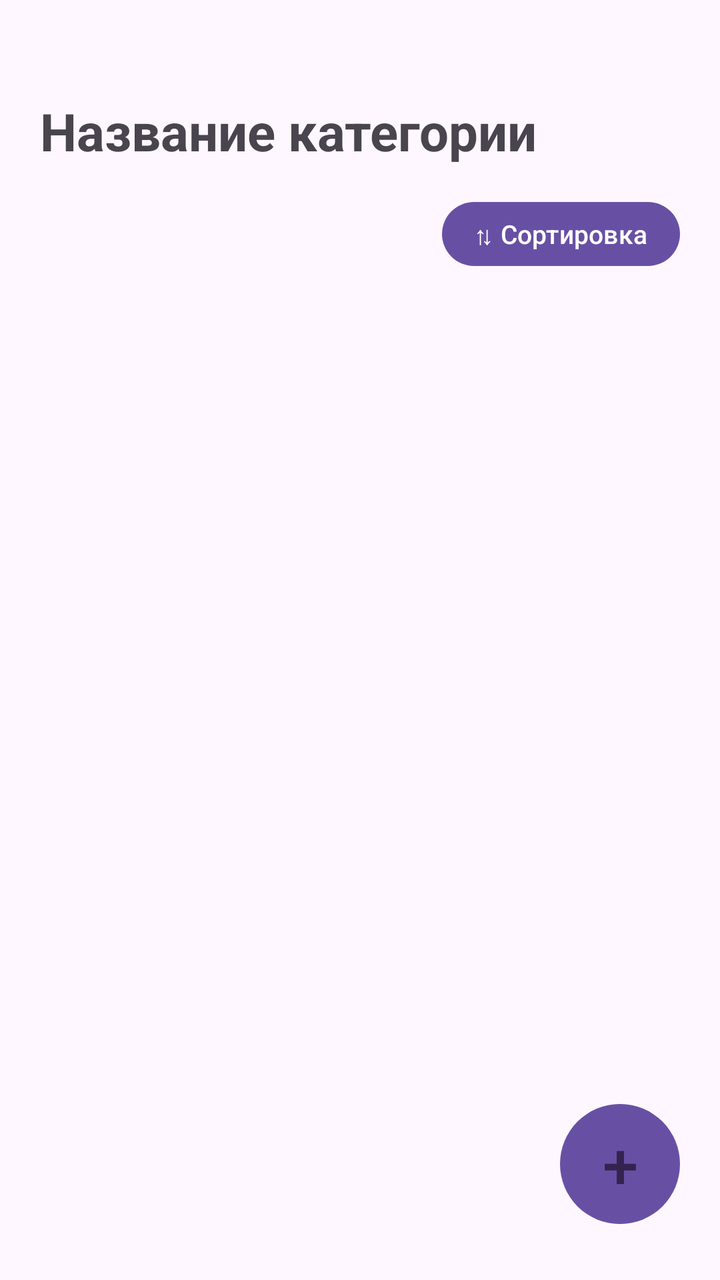
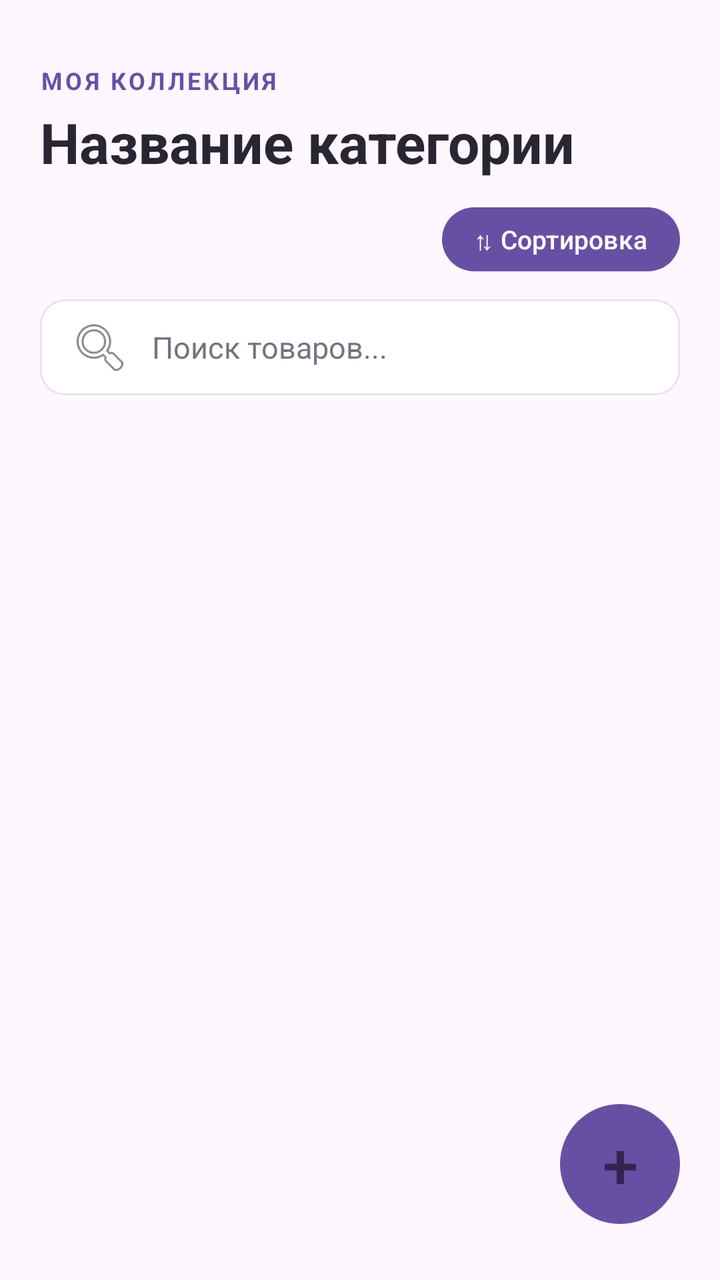

The first picture is an Android layout as it rendered before a commit; the second is the same layout after the commit. The layout source and the unified diff follow.
<!-- AndroidManifest.xml: application theme Theme.MyReviews -->
<!-- res/layout/activity_category.xml -->
<?xml version="1.0" encoding="utf-8"?>
<LinearLayout
    xmlns:android="http://schemas.android.com/apk/res/android"
    android:id="@+id/category_main"
    android:layout_width="match_parent"
    android:layout_height="match_parent"
    android:orientation="vertical"
    android:padding="20dp">

    <TextView
        android:id="@+id/tvCategoryTitle"
        android:layout_width="match_parent"
        android:layout_height="wrap_content"
        android:paddingTop="28dp"
        android:text="Название категории"
        android:textSize="26sp"
        android:textStyle="bold" />


    <Button
        android:id="@+id/btnSortProducts"
        android:layout_width="wrap_content"
        android:layout_height="40dp"
        android:layout_gravity="end"
        android:layout_marginTop="14dp"
        android:minWidth="0dp"
        android:minHeight="0dp"
        android:paddingStart="16dp"
        android:paddingEnd="16dp"
        android:text="⇅ Сортировка"
        android:textAllCaps="false"
        android:textSize="13sp" />



    <ListView
        android:id="@+id/listProducts"
        android:layout_width="match_parent"
        android:layout_height="0dp"
        android:layout_weight="1"
        android:layout_marginTop="12dp"
        android:dividerHeight="1dp" />


    <Button
        android:id="@+id/btnAddProduct"
        android:layout_width="60dp"
        android:layout_height="60dp"
        android:layout_gravity="end"
        android:layout_marginTop="8dp"
        android:layout_marginBottom="8dp"
        android:minWidth="0dp"
        android:minHeight="0dp"
        android:padding="0dp"
        android:text="+"
        android:textSize="32sp"
        android:textAllCaps="false"
        android:background="@drawable/add_button_background"
        android:backgroundTint="@null"
        android:textColor="#34234F" />


</LinearLayout>
<!-- resources referenced by this layout -->
<resources>
  <!-- drawable add_button_background (drawable) -->
  <?xml version="1.0" encoding="utf-8"?>
  <shape xmlns:android="http://schemas.android.com/apk/res/android"
      android:shape="oval">
      <solid android:color="#D0BCFF" />
  </shape>
  <style name="Theme.MyReviews" parent="Base.Theme.MyReviews" />
  <style name="Base.Theme.MyReviews" parent="Theme.Material3.DayNight.NoActionBar">
          
          
      </style>
</resources>

<!-- the commit's change to res/layout/activity_category.xml (unified diff, before → after) -->
@@ -7,39 +7,88 @@
     android:orientation="vertical"
     android:padding="20dp">
 
-    <TextView
-        android:id="@+id/tvCategoryTitle"
+
+    <LinearLayout
         android:layout_width="match_parent"
         android:layout_height="wrap_content"
-        android:paddingTop="28dp"
-        android:text="Название категории"
-        android:textSize="26sp"
-        android:textStyle="bold" />
+        android:orientation="vertical"
+        android:paddingTop="12dp">
+
+        <TextView
+            android:layout_width="match_parent"
+            android:layout_height="wrap_content"
+            android:text="МОЯ КОЛЛЕКЦИЯ"
+            android:textColor="@color/accent_purple"
+            android:textSize="12sp"
+            android:textStyle="bold"
+            android:letterSpacing="0.12" />
+
+        <TextView
+            android:id="@+id/tvCategoryTitle"
+            android:layout_width="match_parent"
+            android:layout_height="wrap_content"
+            android:layout_marginTop="4dp"
+            android:text="Название категории"
+            android:textSize="28sp"
+            android:textStyle="bold"
+            android:textColor="@color/light_text_primary"
+            android:maxLines="2"
+            android:ellipsize="end" />
+
+        <Button
+            android:id="@+id/btnSortProducts"
+            android:layout_width="wrap_content"
+            android:layout_height="40dp"
+            android:layout_gravity="end"
+            android:layout_marginTop="10dp"
+            android:minWidth="0dp"
+            android:minHeight="0dp"
+            android:paddingStart="16dp"
+            android:paddingEnd="16dp"
+            android:text="⇅ Сортировка"
+            android:textAllCaps="false"
+            android:textSize="13sp" />
 
 
-    <Button
-        android:id="@+id/btnSortProducts"
-        android:layout_width="wrap_content"
-        android:layout_height="40dp"
-        android:layout_gravity="end"
-        android:layout_marginTop="14dp"
-        android:minWidth="0dp"
-        android:minHeight="0dp"
-        android:paddingStart="16dp"
-        android:paddingEnd="16dp"
-        android:text="⇅ Сортировка"
-        android:textAllCaps="false"
-        android:textSize="13sp" />
+        <EditText
+            android:id="@+id/etSearchProduct"
+            android:layout_width="match_parent"
+            android:layout_height="48dp"
+            android:layout_marginTop="10dp"
+            android:hint="Поиск товаров..."
+            android:singleLine="true"
+            android:paddingStart="14dp"
+            android:paddingEnd="14dp"
+            android:textSize="15sp"
+            android:textColor="@color/light_text_primary"
+            android:textColorHint="@color/light_text_secondary"
+            android:background="@drawable/search_background"
+            android:drawableStart="@android:drawable/ic_menu_search"
+            android:drawablePadding="10dp" />
+
+
+    </LinearLayout>
 
 
 
-    <ListView
+
+
+    <GridView
         android:id="@+id/listProducts"
         android:layout_width="match_parent"
         android:layout_height="0dp"
         android:layout_weight="1"
         android:layout_marginTop="12dp"
-        android:dividerHeight="1dp" />
+        android:numColumns="2"
+        android:verticalSpacing="12dp"
+        android:horizontalSpacing="10dp"
+        android:columnWidth="0dp"
+        android:stretchMode="columnWidth"
+        android:gravity="center"
+        android:padding="2dp"
+        android:clipToPadding="false"
+        android:scrollbars="vertical" />
+
 
 
     <Button
<!-- resource entries referenced after the edit -->
@@ -1,12 +1,26 @@
 <!-- resources referenced by this layout -->
 <resources>
+  <color name="accent_purple">#6850A4</color>
+  <color name="light_text_primary">#292633</color>
+  <color name="light_text_secondary">#777180</color>
   <!-- drawable add_button_background (drawable) -->
   <?xml version="1.0" encoding="utf-8"?>
   <shape xmlns:android="http://schemas.android.com/apk/res/android"
       android:shape="oval">
       <solid android:color="#D0BCFF" />
   </shape>
+  <!-- drawable search_background (drawable) -->
+  <?xml version="1.0" encoding="utf-8"?>
+  <shape xmlns:android="http://schemas.android.com/apk/res/android">
+      <solid android:color="@color/light_input_background" />
+      <corners android:radius="12dp" />
+      <stroke
+          android:width="1dp"
+          android:color="@color/light_border" />
+  </shape>
   <style name="Theme.MyReviews" parent="Base.Theme.MyReviews" />
+  <color name="light_input_background">#FFFFFF</color>
+  <color name="light_border">#E8E3EF</color>
   <style name="Base.Theme.MyReviews" parent="Theme.Material3.DayNight.NoActionBar">
           
           
